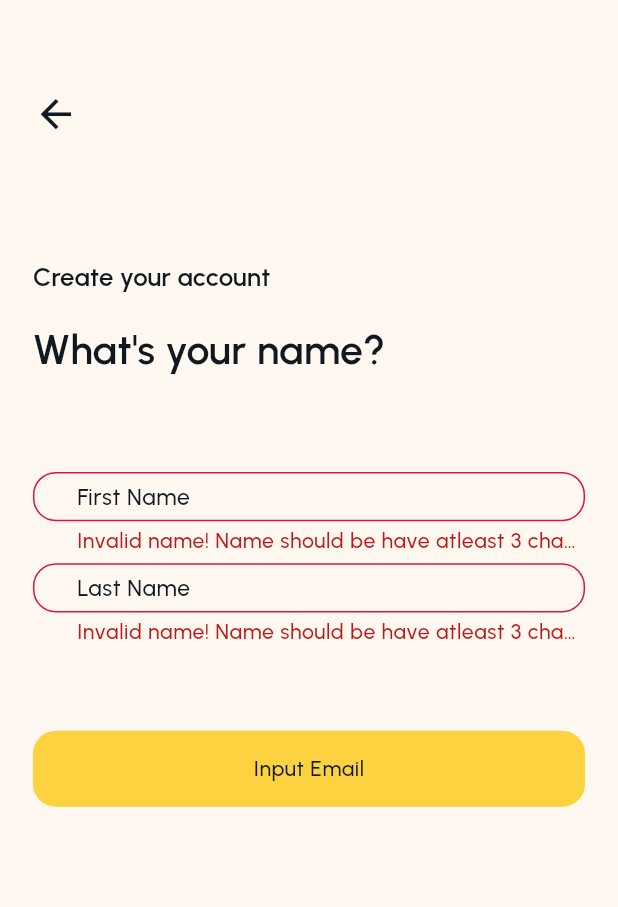
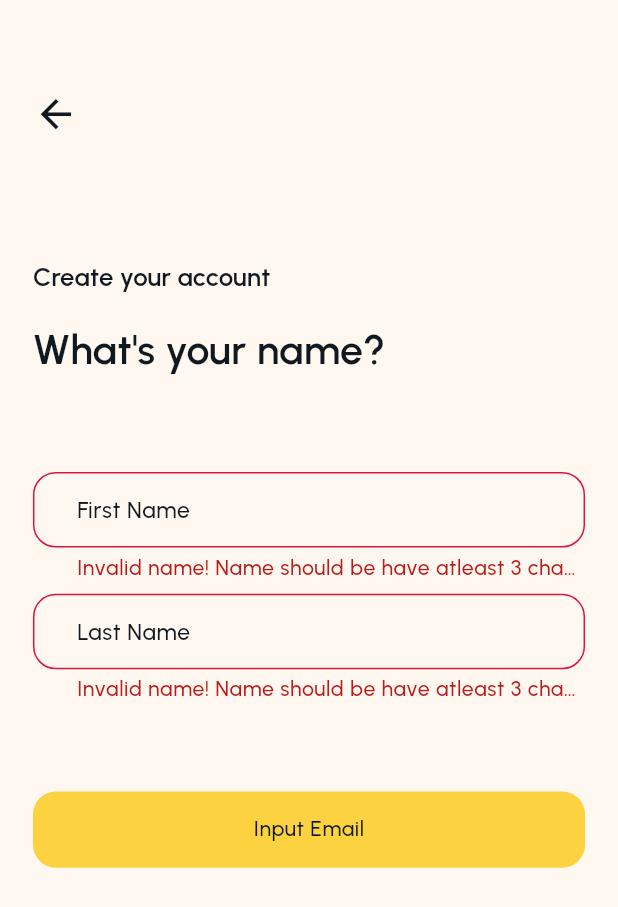
Before and after one commit to Qarani-m/traver, a Flutter app: the RegisterName screen opened by its route, after a tap on "Input Email", on a phone screen of 412 x 824 dp. Shown: the top 907 px of the screen. Run offline on Flutter 3.47's test engine with Material 2 defaults, Android fonts, the phone set to English and light mode, and no system bars; our stand-ins replace cached_network_image, cloud_firestore, file_picker, firebase_auth, firebase_core, firebase_messaging and 15 more; missing offline and left inert: firebase_phone_auth_handler, parsed_readmore; accounts and stored records are empty.

Commit message:
fixed some login bugs

```diff
--- a/lib/src/features/auth/controllers/auth_controller.dart
+++ b/lib/src/features/auth/controllers/auth_controller.dart
@@ -65,7 +65,8 @@ class AuthController extends GetxController {
       "imageUrl": "",
       "location": "",
       "idNumber": "",
-      "intresets": []
+      "intresets": [],
+      "isVerified":false
     }).then((value) => print("User Added"));
 
     SharedPreferences prefs = await SharedPreferences.getInstance();
@@ -75,7 +76,8 @@ class AuthController extends GetxController {
     prefs.setString("idNumber", "");
     prefs.setString("location", "");
     prefs.setString("imageUrl", "");
-    prefs.setStringList("intrest", ([]) as List<String>);
+    prefs.setStringList("intrest",[]);
+    prefs.setBool("isVerified", false);
 
     Get.offAllNamed("/registerSucces");
   }
--- a/lib/src/features/auth/controllers/onboarding_controller.dart
+++ b/lib/src/features/auth/controllers/onboarding_controller.dart
@@ -15,7 +15,9 @@ class OnboardingController extends GetxController {
 
   void getStartedButton() async{
     final SharedPreferences prefs = await SharedPreferences.getInstance();
-    prefs.setBool("isFirstTimer", true);
+    prefs.setBool("isFirstTimer", false);
+
+
     Get.offNamed(
       "/login"
     );
--- a/lib/src/features/auth/widgets/text_field.dart
+++ b/lib/src/features/auth/widgets/text_field.dart
@@ -1,7 +1,6 @@
 import 'package:flutter/material.dart';
 import 'package:flutter_screenutil/flutter_screenutil.dart';
 import 'package:get/get.dart';
-import 'package:google_fonts/google_fonts.dart';
 import 'package:traver/src/constants/colors.dart';
 import 'package:traver/src/features/auth/controllers/login_controller.dart';
 
@@ -13,7 +12,9 @@ class TextFielAuth extends StatelessWidget {
     required this.label,
     required this.hint,
     this.readonly=false,
-    this.numberKeyboard = false
+    this.numberKeyboard = false,
+    this.massiveSpace=true,
+
   });
 
   final TextEditingController controller;
@@ -22,13 +23,15 @@ class TextFielAuth extends StatelessWidget {
   final String hint;
   final bool readonly;
   final bool numberKeyboard;
+  final bool massiveSpace;
+
 
   @override
   Widget build(BuildContext context) {
     LoginController loginController = Get.put(LoginController());
-    return SizedBox(
+    return Container(
       // color: Colors.red,
-      height: 55.h,
+      height: massiveSpace? 75.h:55.h,
       child: Obx(
         () => TextFormField(
           keyboardType: numberKeyboard?TextInputType.number:TextInputType.text,
@@ -119,7 +122,9 @@ class TextFielAuth extends StatelessWidget {
 
 class InputValidation {
   static bool isValidName(String name) {
-    return name.length >= 3 && RegExp(r'^[a-zA-Z]+$').hasMatch(name.trim());
+    bool nameValidate = name.length >= 3 && RegExp(r'^[a-zA-Z ]+$').hasMatch(name.trim());
+    print(name.trim());
+    return nameValidate;
   }
 
   static bool isValidEmail(String email) {
```
Also changed, not shown: lib/src/features/auth/controllers/signup_controller.dart (+7 -3 lines), lib/src/features/auth/views/register.dart (+6 -12 lines), lib/src/features/home/controller/homepage_controller.dart (+10 -8 lines), lib/src/features/home/widgets/favourite_place.dart (+4 -6 lines), lib/src/features/profile/screens/personal_info.dart (+9 -0 lines).
